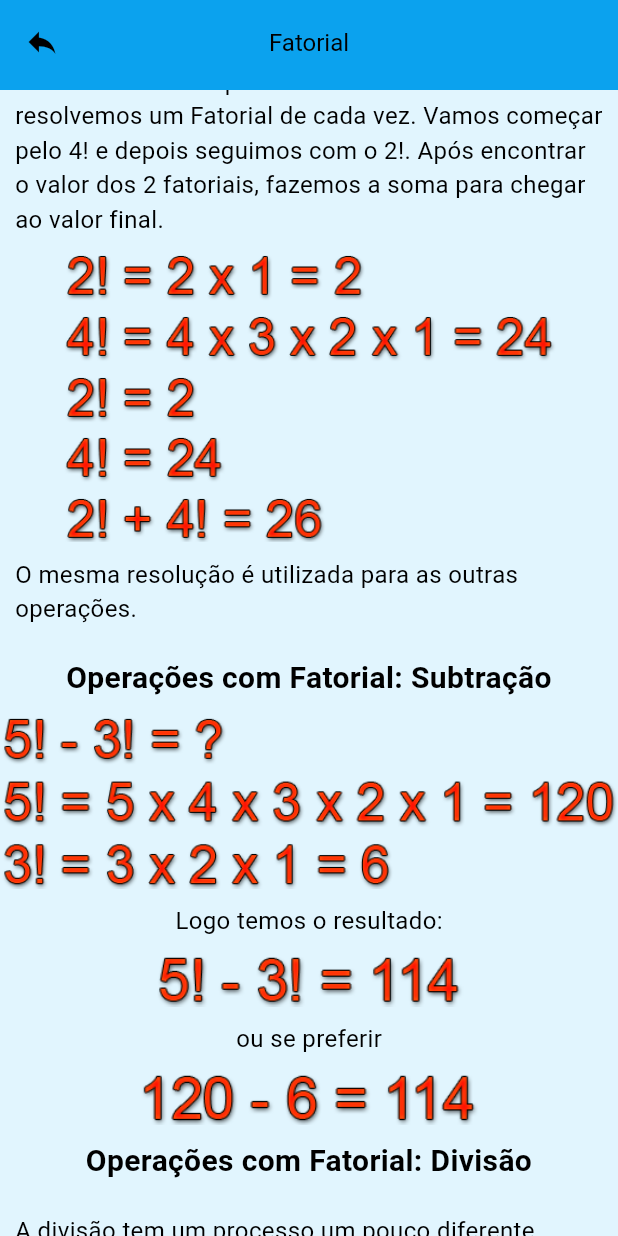
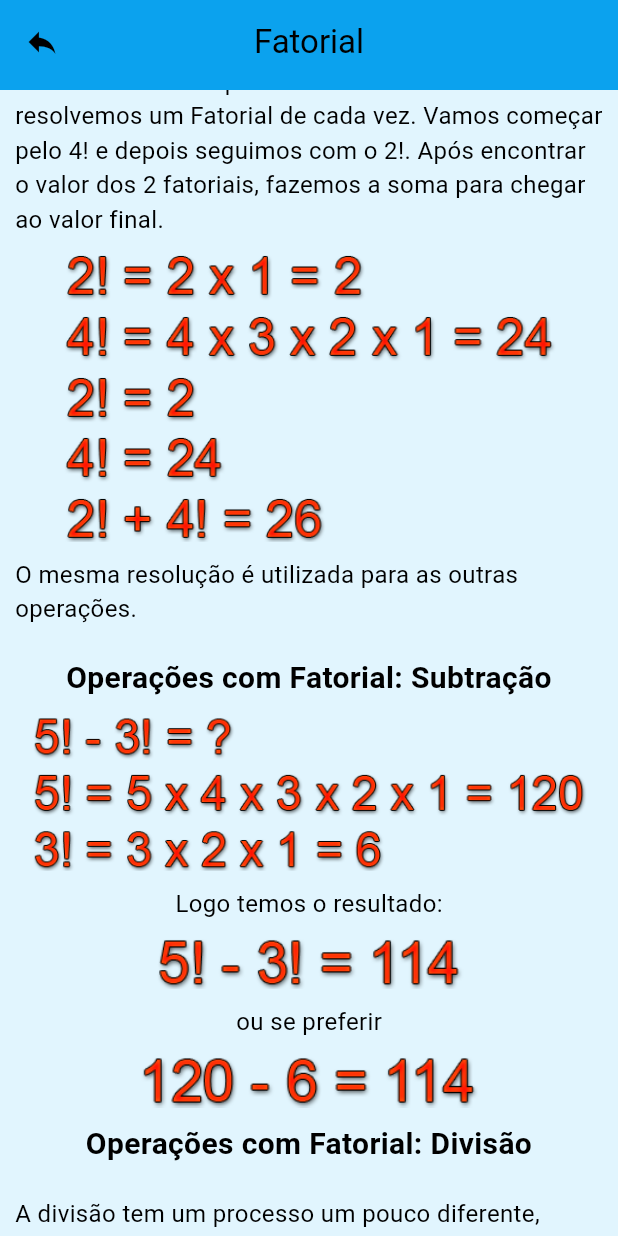
Before and after one commit to ricardo-gsilva/exemplifica-app, a Flutter app: the FatorialPage screen opened directly, scrolled down 1152 dp, on a phone screen of 412 x 824 dp. Run offline on Flutter 3.47's test engine with Material 3 defaults, Android fonts, the phone set to English and light mode, and no system bars; our stand-ins replace package_info_plus.

Commit message:
alterando fontsize do title da appbar

```diff
--- a/lib/widgets/page/calculators_page.dart
+++ b/lib/widgets/page/calculators_page.dart
@@ -1,4 +1,3 @@
-import 'package:exemplifica/utils/constants/core_colors.dart';
 import 'package:exemplifica/utils/constants/core_strings.dart';
 import 'package:exemplifica/widgets/atoms/custom_icon_button.dart';
 import 'package:exemplifica/widgets/atoms/custom_text.dart';
@@ -25,7 +24,7 @@ class _CalculatorsPageState extends State<CalculatorsPage> {
           leading: CustomIconButton(),
           title: CustomText(
             title: CoreStrings.titleCalculadoras,
-            color: CoreColors.textPrimary,
+            fontSize: 22,
           ),
         ),
       ),
--- a/lib/widgets/page/equacao_1_page.dart
+++ b/lib/widgets/page/equacao_1_page.dart
@@ -20,6 +20,7 @@ class Equacao1Page extends StatelessWidget {
           leading: CustomIconButton(),
           title: CustomText(
             title: CoreStringsEquacao1.titleEquacao1,
+            fontSize: 22,
           ),
         ),
       ),
--- a/lib/widgets/page/equacao_2_page.dart
+++ b/lib/widgets/page/equacao_2_page.dart
@@ -20,6 +20,7 @@ class Equacao2Page extends StatelessWidget {
           leading: CustomIconButton(),
           title: CustomText(
             title: CoreStringsEquacao2.titleEquacao2,
+            fontSize: 22,
           ),
         ),
       ),
--- a/lib/widgets/page/fatorial_page.dart
+++ b/lib/widgets/page/fatorial_page.dart
@@ -20,6 +20,7 @@ class FatorialPage extends StatelessWidget {
           leading: CustomIconButton(),
           title: CustomText(
             title: CoreStringsFatorial.titleFatorial,
+            fontSize: 22,
           ),
         ),
       ),
--- a/lib/widgets/page/regras_basicas_page.dart
+++ b/lib/widgets/page/regras_basicas_page.dart
@@ -29,6 +29,7 @@ class _RegrasBasicasPageState extends State<RegrasBasicasPage> {
           title: CustomText(
             title: CoreStrings.titleRegrasBasicas,
             color: CoreColors.textPrimary,
+            fontSize: 22,
           ),
           leading: IconButton(
             icon: Icon(
--- a/lib/widgets/templates/fatorial_template.dart
+++ b/lib/widgets/templates/fatorial_template.dart
@@ -93,7 +93,7 @@ class FatorialTemplate extends StatelessWidget {
           ),
         CustomImageAsset(
             asset: "images/operacoes/fatorial/fatorial_12.png",
-            width: width,
+            width: width * 0.9,
           ),
         CustomText(
             title: CoreStringsFatorial.text12_Fatorial,
```
